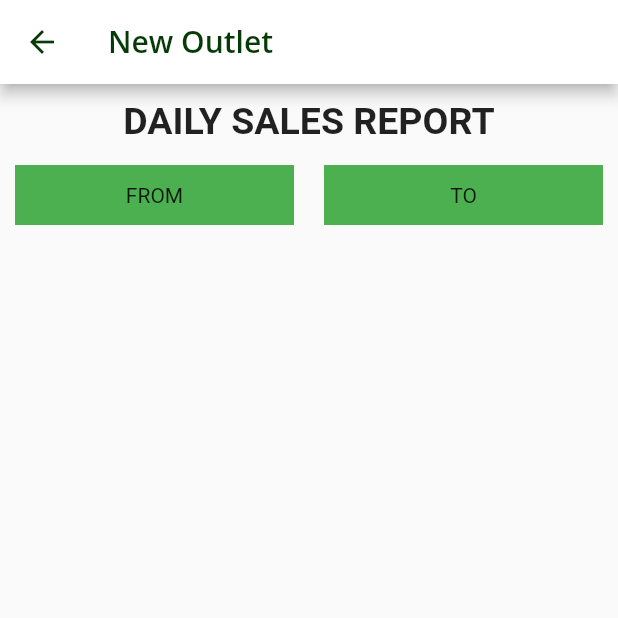
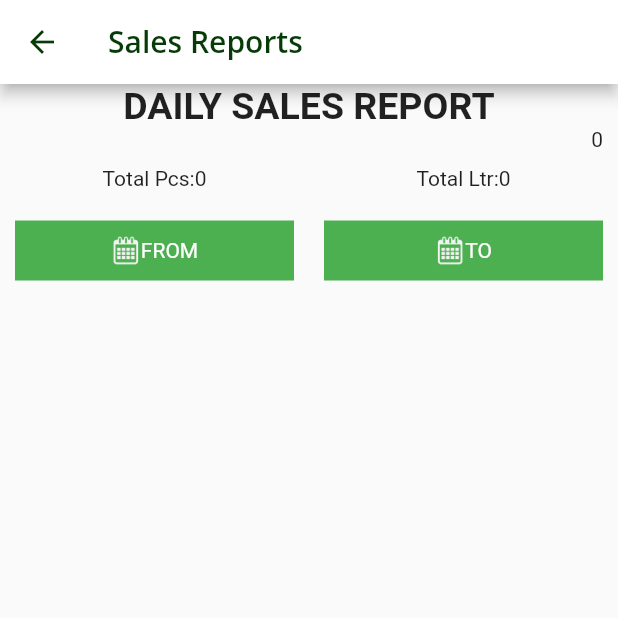
Before and after one commit to jivodeveloper/DsrFlutter, a Flutter app: the ReportsScreen screen opened directly, on a phone screen of 412 x 824 dp, the top half of it. Run offline on Flutter 3.47's test engine with Material 2 defaults, Android fonts, the phone set to English and light mode, and no system bars; drawn by our look-alikes of flutter_progress_hud; our stand-ins replace battery_plus, fluttertoast, geolocator, image_picker, location, page_transition and 3 more; missing offline and left inert: d_chart, slide_drawer, swipeable_page_route; accounts and stored records are empty.

Commit message:
New Commit

```diff
--- a/lib/screens/ReportsScreen.dart
+++ b/lib/screens/ReportsScreen.dart
@@ -31,18 +31,19 @@ class ReportsScreenState extends State<ReportsScreen>{
   String from="",to="",salesid="";
   List<SalesReport> salesreport = [];
   List<Items> itemsreport = [];
-
+  int totalPcs=0;
+  int totalLtr=0;
+  int count=0;
   @override
   void initState() {
     super.initState();
-
   }
 
   @override
   Widget build(BuildContext context) {
     return Scaffold(
       appBar: AppBar(
-        title: const Text("New Outlet",
+        title: const Text("Sales Reports",
             style: TextStyle(color:Color(0xFF063A06),fontFamily: 'OpenSans',fontWeight: FontWeight.w300)
         ),
         backgroundColor: Colors.white,
@@ -55,9 +56,41 @@ class ReportsScreenState extends State<ReportsScreen>{
           height: 900,
           child: Column(
             children: [
+              Center(
+                child:Text("DAILY SALES REPORT",style: TextStyle(fontWeight: FontWeight.bold,fontSize: 25),) ,
+              ),
+
               Container(
-                margin: EdgeInsets.only(left: 10,top:10,right:10,bottom: 5),
-                child: Text("DAILY SALES REPORT",style: TextStyle(fontWeight: FontWeight.bold,fontSize: 25),),
+                alignment: Alignment.centerRight,
+                margin: EdgeInsets.only(right: 10),
+                child: Text("$count"),
+              ),
+
+              SizedBox(
+                child: Row(
+                  children: [
+                    Expanded(
+                      flex: 1,
+                      child: GestureDetector(
+                        child:Container(
+                            margin: EdgeInsets.all(10),
+                            child: Center(
+                              child:Text("Total Pcs:$totalPcs"),
+                            )
+                        ),),
+                    ),
+                    Expanded(
+                      flex: 1,
+                      child: GestureDetector(
+                        child:Container(
+                            margin: EdgeInsets.all(10),
+                            child: Center(
+                              child:Text("Total Ltr:$totalLtr"),
+                            )
+                        ),),
+                    )
+                  ],
+                ),
               ),
               SizedBox(
 
@@ -87,9 +120,18 @@ class ReportsScreenState extends State<ReportsScreen>{
                             margin: EdgeInsets.all(10),
                             color: Colors.green,
                             height: 40,
-                            child: Center(
-                              child:from==""?Text("FROM"):Text("$from"),
-                            )
+                              child:Container(
+
+                                child: Row(
+                                  mainAxisAlignment: MainAxisAlignment.center,
+                                  crossAxisAlignment: CrossAxisAlignment.center,
+
+                                  children: [
+                                    Image.asset('assets/Images/Calender.png', width:20,height: 20,alignment: Alignment.center,),
+                                    from==""?Text("FROM",style: TextStyle(color: Colors.white), textAlign: TextAlign.center,):Text("$from",style: TextStyle(color: Colors.white),),
+                                  ],
+                                ),
+                              )
                         ),
                       ),
 
@@ -106,7 +148,7 @@ class ReportsScreenState extends State<ReportsScreen>{
                                 lastDate: DateTime(2100));
                             if (date != null) {
                               setState((){
-                                to = DateFormat('yyyy/MM/dd').format(date);
+                                to = DateFormat('yyyy/MM/dd',).format(date);
 
                               });
                               if(from!=""){
@@ -130,8 +172,15 @@ class ReportsScreenState extends State<ReportsScreen>{
                               color: Colors.green,
                               height: 40,
                               child: Center(
-                                child:to==""?Text("TO"):Text("$to") ,
+                                child:Row(
+                                  mainAxisAlignment: MainAxisAlignment.center,
+                                  crossAxisAlignment: CrossAxisAlignment.center,
 
+                                  children: [
+                                    Image.asset('assets/Images/Calender.png', width:20,height: 20),
+                                    to==""?Text("TO",style: TextStyle(color: Colors.white),):Text("$to",style: TextStyle(color: Colors.white),),
+                                  ],
+                                ),
                               )
                           )
                       ),
@@ -159,8 +208,12 @@ class ReportsScreenState extends State<ReportsScreen>{
                                   },
                                   child: Container(
                                       padding: EdgeInsets.all(10),
-                                      color: Colors.grey[300],
                                       margin: EdgeInsets.all(10),
+                                      decoration: BoxDecoration(
+                                          color: Colors.grey[200],
+                                          borderRadius: BorderRadius.all(Radius.circular(10.0)),
+                                          border: Border.all(color: Color(0xFF063A06))
+                                      ),
                                       child:  Column(
                                           children:[
 
@@ -174,32 +227,41 @@ class ReportsScreenState extends State<ReportsScreen>{
                                                 Expanded(
                                                   flex: 1,
                                                   child:Text("${salesreport[index].date}",style: TextStyle(fontSize: 16,color: Colors.black),),
-                                                )
+                                                ),
+                                              ],
+                                            ),
+                                            Row(
+                                              children: [
+                                                Expanded(
+                                                  flex: 3,
+                                                  child:Text("${salesreport[index].address}",style: TextStyle(fontSize: 16,color: Colors.black),),
+                                                ),
+                                                Expanded(
+                                                  flex: 1,
+                                                  child:Text("Boxes:${salesreport[index].boxes}",style: TextStyle(fontSize: 16,color: Colors.black),),
+
+                                                ),
+
+
 
                                               ],
                                             ),
-                                            Text("${salesreport[index].address}",style: TextStyle(fontSize: 16,color: Colors.black),),
                                             Row(
                                               children: [
-                                                Expanded(
-                                                  flex: 1,
-                                                  child:Text("${salesreport[index].boxes}",style: TextStyle(fontSize: 16,color: Colors.black),),
-
-                                                ),
-
+                                              Expanded(
+                                                flex:3,
+                                                child: Text("LTR:${salesreport[index].totalQuantity}",style: TextStyle(fontSize: 16,color: Colors.black),),),
                                                 Expanded(
                                                     flex: 1,
-                                                    child:Text("${salesreport[index].pieces}",style: TextStyle(fontSize: 16,color: Colors.black),)
+                                                    child:Text("PCS: ${salesreport[index].pieces}",style: TextStyle(fontSize: 16,color: Colors.black),)
 
                                                 )
-
-                                              ],
-                                            ),
+                                            ],),
                                             Padding(
                                               padding: EdgeInsets.only(left: 10,right: 10),
                                               child:  Divider(
                                                   thickness: 1.0,
-                                                  color: Color(0xFFB33232)
+                                                  color: Color(0xFF063A06)
                                               ),
                                             ),
                                             Text(salesreport[index].allowed?"Status: Allowed":"Status: Not Allowed",style: TextStyle(fontSize: 16,color: Colors.black),),
@@ -297,6 +359,9 @@ class ReportsScreenState extends State<ReportsScreen>{
         final list = jsonDecode(response.body);
 
         itemsreport = list["itemList"].map<SalesReport>((m) => Items.fromJson(Map<String, dynamic>.from(m))).toList();
+        setState(() {
+          count = itemsreport.length;
+        });
 
         print("${itemsreport.length}");
 
--- a/pubspec.yaml
+++ b/pubspec.yaml
@@ -102,6 +102,7 @@ flutter:
     - assets/Images/picture.png
     - assets/Images/right-arrow.png
     - assets/Images/complain.png
+    - assets/Images/Calender.png
   # An image asset can refer to one or more resolution-specific "variants", see
   # https://flutter.dev/assets-and-images/#resolution-aware
 
```
Also changed, not shown: assets/Images/Calender.png (added).
